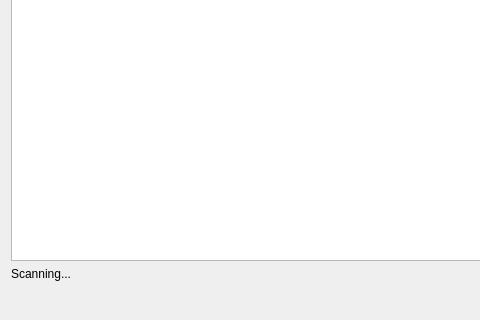
First picture: the form in src/dlgnamecleanup.ui, repository gtachibana/OpenKJ, before the edit; both pictures show x 0 to 480 and y 300 to 620 of the 1000 by 620 pixel window.
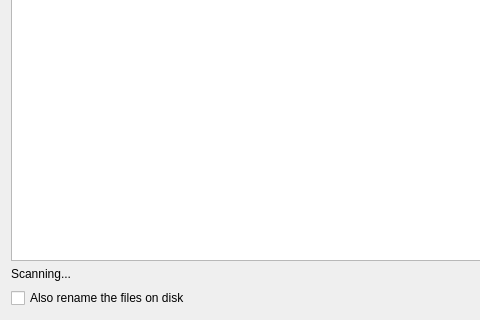
Second picture: the form after the edit.

Commit message: feat(library): rename files to match, so name fixes survive a rebuild

The edit to the form file:
```diff
--- a/src/dlgnamecleanup.ui
+++ b/src/dlgnamecleanup.ui
@@ -155,6 +155,16 @@
    </item>
    <item>
     <layout class="QHBoxLayout" name="horizontalLayoutButtons">
+     <item>
+      <widget class="QCheckBox" name="cbxRenameFiles">
+       <property name="toolTip">
+        <string>Without this, corrections live only in the database and are lost if you ever clear and rebuild it. Only files whose new name provably reads back the same are renamed; the rest are corrected in the database anyway.</string>
+       </property>
+       <property name="text">
+        <string>Also rename the files on disk</string>
+       </property>
+      </widget>
+     </item>
      <item>
       <spacer name="horizontalSpacerButtons">
        <property name="orientation">
```
The commit also changes 4 other files.
